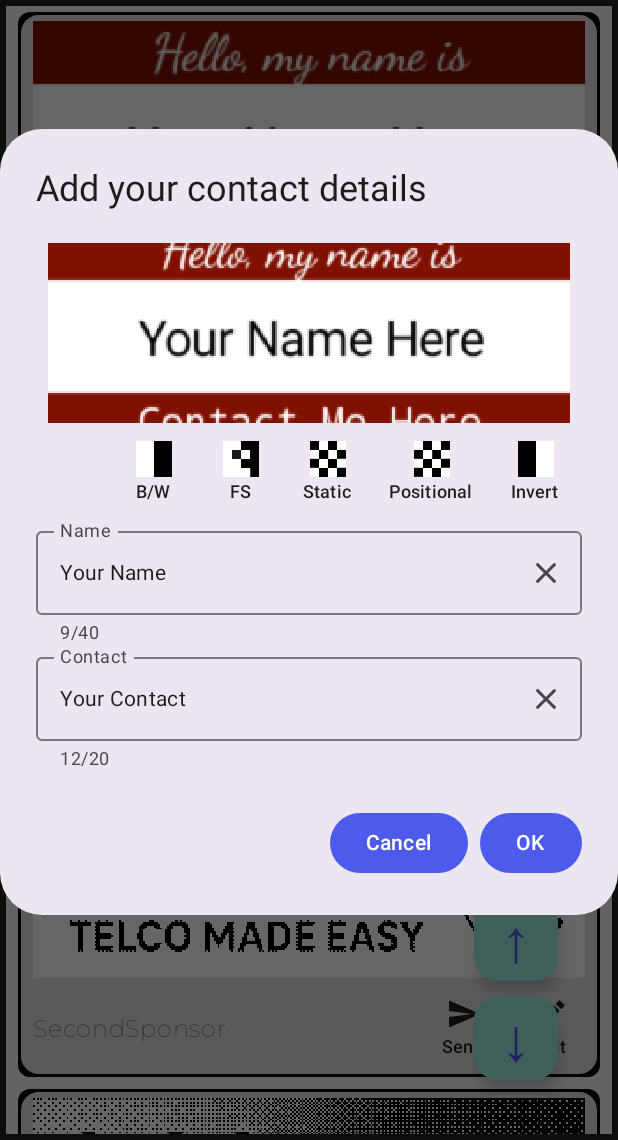
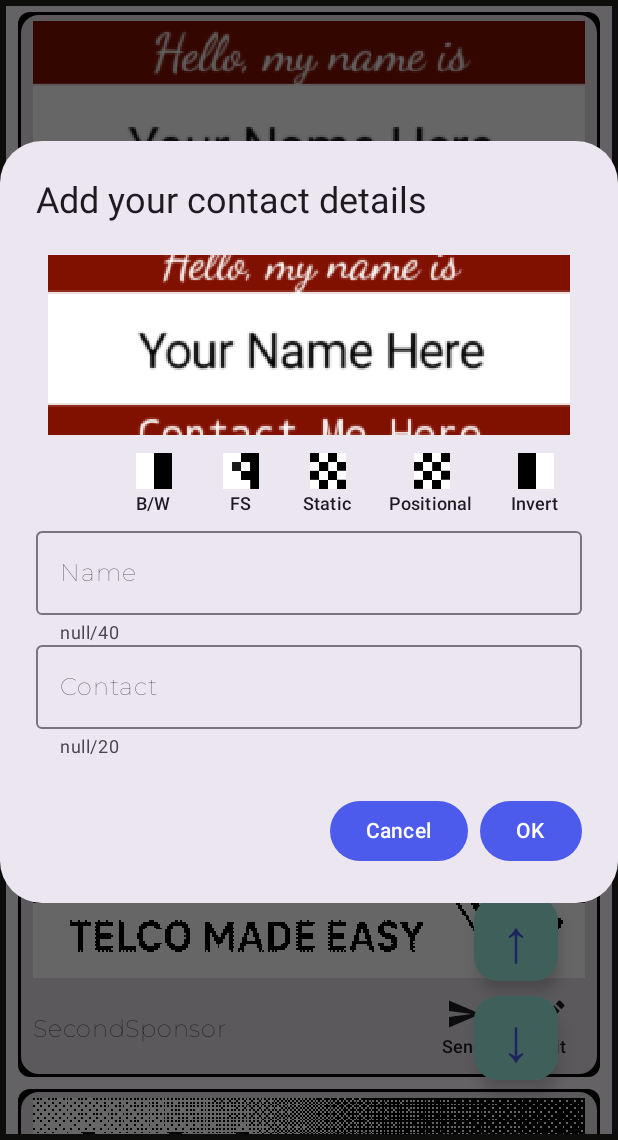
Before and after one commit to max-ray001/ZeBadge, an Android app built with Jetpack Compose: the screen it shows after launch (ZeMainActivity), after a tap on "Edit", on a phone screen of 412 x 824 dp, the part 96-1236 px from its top. Run offline under Robolectric (Android 15) with nearby library versions, the phone set to English and light mode, and no system bars; our stand-ins replace Dagger/Hilt's generated code, window size class; libraries missing offline, so code that uses them is left out: com.commit451.coiltransformations, com.hoho.android.

Commit message:
made name and contact nullable in zenameeditordialog to actually use placeholders correctly and limit input to 2 lines for name and 1 line for contact

```diff
--- a/zeapp/app/src/main/java/de/berlindroid/zeapp/zemodels/ZeConfiguration.kt
+++ b/zeapp/app/src/main/java/de/berlindroid/zeapp/zemodels/ZeConfiguration.kt
@@ -27,8 +27,8 @@ sealed class ZeConfiguration(
      * @param bitmap (overriden) final page
      */
     data class Name(
-        val name: String,
-        val contact: String,
+        val name: String?,
+        val contact: String?,
         override val bitmap: Bitmap,
     ) : ZeConfiguration(TYPE, humanTitle = "Name Tag", bitmap) {
         companion object {
--- a/zeapp/app/src/main/java/de/berlindroid/zeapp/zeui/ZeNameEditorDialog.kt
+++ b/zeapp/app/src/main/java/de/berlindroid/zeapp/zeui/ZeNameEditorDialog.kt
@@ -56,7 +56,7 @@ fun NameEditorDialog(
     fun redrawComposableImage() {
         composableToBitmap(
             activity = activity,
-            content = { NamePage(name, contact) },
+            content = { NamePage(name ?: "", contact ?: "") },
         ) {
             image = it
         }
@@ -97,9 +97,9 @@ fun NameEditorDialog(
 
                 OutlinedTextField(
                     modifier = Modifier.fillMaxWidth(),
-                    value = name,
-                    maxLines = 1,
-                    label = { Text(text = "Name") },
+                    value = name ?: "",
+                    maxLines = 2,
+                    placeholder = { Text(text = "Name") },
                     onValueChange = { newValue ->
                         if (newValue.length <= MaxCharacters * 2) {
                             name = newValue
@@ -107,10 +107,10 @@ fun NameEditorDialog(
                         }
                     },
                     supportingText = {
-                        Text(text = "${name.length}/${MaxCharacters * 2}")
+                        Text(text = "${name?.length}/${MaxCharacters * 2}")
                     },
                     trailingIcon = {
-                        ClearIcon(isEmpty = name.isEmpty()) {
+                        ClearIcon(isEmpty = name?.isEmpty() ?: true) {
                             name = Empty
                         }
                     }
@@ -118,9 +118,10 @@ fun NameEditorDialog(
 
                 OutlinedTextField(
                     modifier = Modifier.fillMaxWidth(),
-                    value = contact,
+                    value = contact ?: "",
                     maxLines = 1,
-                    label = { Text(text = "Contact") },
+                    singleLine = true,
+                    placeholder = { Text(text = "Contact") },
                     onValueChange = { newValue ->
                         // Limit Characters so they're displayed correctly in the screen
                         if (newValue.length <= MaxCharacters) {
@@ -129,10 +130,10 @@ fun NameEditorDialog(
                         }
                     },
                     supportingText = {
-                        Text(text = "${contact.length}/$MaxCharacters")
+                        Text(text = "${contact?.length}/$MaxCharacters")
                     },
                     trailingIcon = {
-                        ClearIcon(isEmpty = contact.isEmpty()) {
+                        ClearIcon(isEmpty = contact?.isEmpty() ?: true) {
                             contact = Empty
                         }
                     }
--- a/zeapp/app/src/main/java/de/berlindroid/zeapp/zevm/ZeBadgeViewModel.kt
+++ b/zeapp/app/src/main/java/de/berlindroid/zeapp/zevm/ZeBadgeViewModel.kt
@@ -199,8 +199,8 @@ class ZeBadgeViewModel @Inject constructor(
                 slot = slot,
                 configurations = mutableListOf(
                     ZeConfiguration.Name(
-                        "Your Name",
-                        "Your Contact",
+                        null,
+                        null,
                         imageProviderService.getInitialNameBitmap(),
                     ), // TODO: Fetch from shared
 
@@ -345,8 +345,8 @@ class ZeBadgeViewModel @Inject constructor(
 
         return when (slot) {
             is ZeSlot.Name -> ZeConfiguration.Name(
-                "Your Name",
-                "Your Contact",
+                null,
+                null,
                 imageProviderService.getInitialNameBitmap()
             )
 
```
